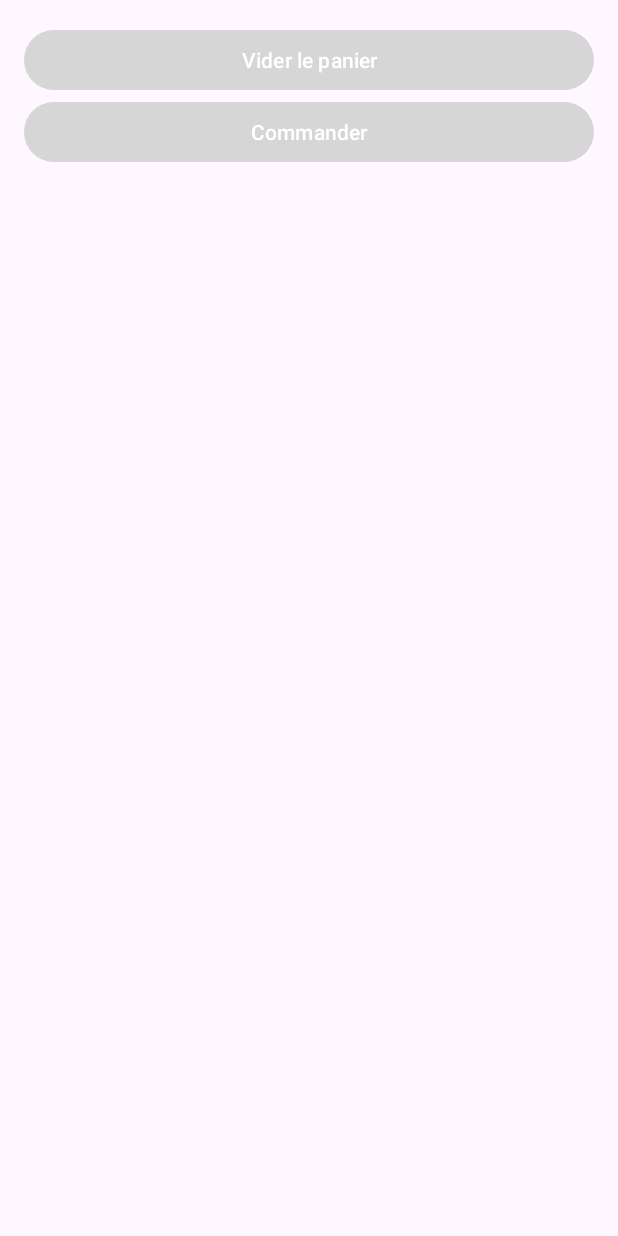
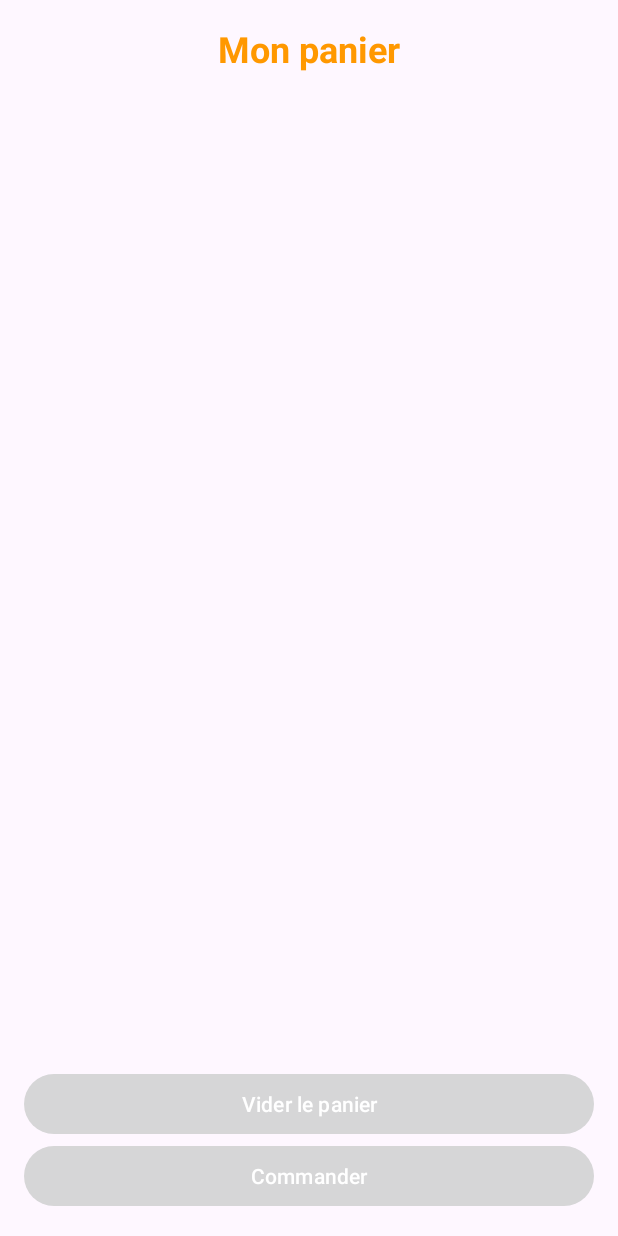
Before and after one commit to yaml-ns/retroMarket, an Android app: the layout activity_cart.xml on its own in the app's theme, with its tools: preview values and no code run, on a phone screen of 412 x 824 dp. Run offline under Robolectric (Android 15) with nearby library versions, the phone set to English and light mode, and no system bars.

```diff
--- a/app/src/main/res/layout/activity_cart.xml
+++ b/app/src/main/res/layout/activity_cart.xml
@@ -5,21 +5,33 @@
     android:layout_width="match_parent"
     android:layout_height="match_parent">
 
-    <Button
-        android:id="@+id/btnClearCart"
+    <TextView
+        android:id="@+id/cartTitle"
         android:layout_width="match_parent"
         android:layout_height="wrap_content"
-        android:text="Vider le panier" />
-
-    <Button
-        android:id="@+id/btnCheckout"
-        android:layout_width="match_parent"
-        android:layout_height="wrap_content"
-        android:text="Commander" />
+        android:layout_marginBottom="25dp"
+        android:text="Mon panier"
+        android:textAlignment="center"
+        android:textColor="#FF9800"
+        android:textSize="24sp"
+        android:textStyle="bold" />
 
     <androidx.recyclerview.widget.RecyclerView
         android:id="@+id/recyclerViewCart"
         android:layout_width="match_parent"
         android:layout_height="0dp"
         android:layout_weight="1" />
+
+
+    <Button
+        android:id="@+id/btnClearCart"
+        android:layout_width="match_parent"
+        android:layout_height="wrap_content"
+        android:text="@string/vider_le_panier" />
+
+    <Button
+        android:id="@+id/btnCheckout"
+        android:layout_width="match_parent"
+        android:layout_height="wrap_content"
+        android:text="@string/commander" />
 </LinearLayout>
--- a/app/src/main/res/values/strings.xml
+++ b/app/src/main/res/values/strings.xml
@@ -25,4 +25,6 @@
     <string name="tous_les_champs_sont_obligatoires">Tous les champs sont obligatoires</string>
     <string name="genre">Genre</string>
     <string name="confirmation_message">Un lien de confirmation est envoyé sur votre adresse courriel d\'inscription. Suivez ce lien pour activer votre compte.</string>
+    <string name="vider_le_panier">Vider le panier</string>
+    <string name="commander">Commander</string>
 </resources>
```
Also changed, not shown: app/src/main/java/com/example/retromarket/adapter/CartAdapter.kt (+18 -2 lines), app/src/main/java/com/example/retromarket/data/model/CartViewModel.kt (+24 -2 lines), app/src/main/java/com/example/retromarket/ui/CartActivity.kt (+7 -2 lines), app/src/main/res/layout/item_cart.xml (+48 -10 lines).
